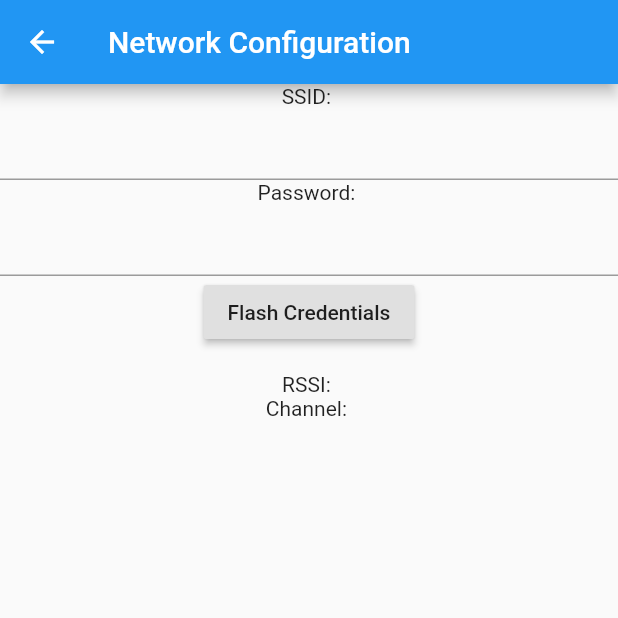
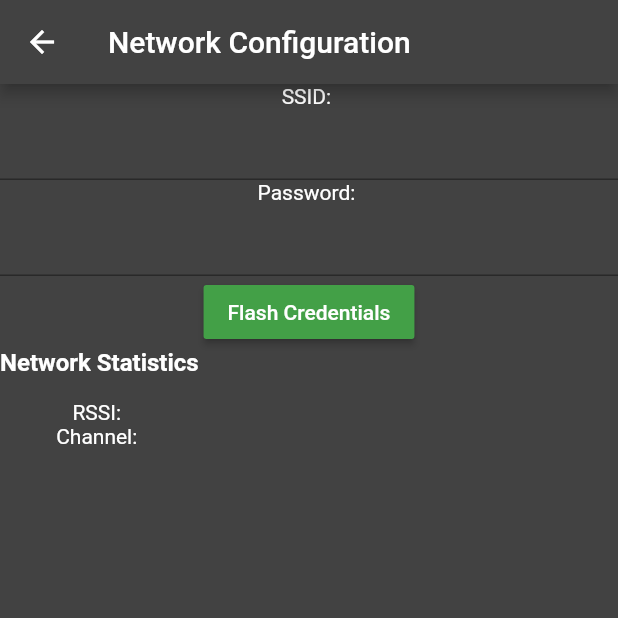
Before and after one commit to enrique-ramkissoon/esp32_diagnostics_app, a Flutter app: the NetworkConfigRoute screen opened by its route, on a phone screen of 412 x 824 dp, the top half of it. Run offline on Flutter 3.47's test engine with Material 2 defaults, Android fonts, the phone set to English and light mode, and no system bars; our stand-ins replace charts_flutter, flutter_blue; statements that could not run were skipped.

Commit message:
Improved UI of Network page

```diff
--- a/lib/NetworkConfigRoute.dart
+++ b/lib/NetworkConfigRoute.dart
@@ -42,19 +42,24 @@ class NetworkConfigState extends State<NetworkConfigRoute>{
       },
 
       child: Scaffold(
-        appBar: new AppBar(title: Text("Network Configuration")),
+        appBar: new AppBar(title: Text("Network Configuration"), backgroundColor: Colors.grey[800],),
+
+        backgroundColor: Colors.grey[800],
 
         body: Center(
           child: Column(
             children: [
-              Text('SSID: '),
-              TextField(controller: ssidController,),
-              Text('Password: '),
-              TextField(controller: pwController, obscureText: true,),
+              Text('SSID: ', style: TextStyle(color: Colors.white)),
+              TextField(controller: ssidController,cursorColor: Colors.white, style: TextStyle(color: Colors.white)),
+              Text('Password: ', style: TextStyle(color: Colors.white)),
+              TextField(controller: pwController, obscureText: true, cursorColor: Colors.white, style: TextStyle(color: Colors.white)),
 
 
               RaisedButton(
-                child: Text('Flash Credentials'),
+                child: Text('Flash Credentials', style: TextStyle(color: Colors.white)),
+
+                color: Colors.green[600],
+
                 onPressed: () async {
                   String ssid = ssidController.text;
                   String pw = pwController.text;
@@ -95,9 +100,17 @@ class NetworkConfigState extends State<NetworkConfigRoute>{
                 },
               ),
 
-              Text(ssidController.text),
-              Text("RSSI: " + rssi),
-              Text("Channel: " + ch),
+              Align(
+                alignment: Alignment.topLeft,
+                child: Column(
+                  children: [
+                    Text("Network Statistics", style: TextStyle(fontSize: 16, fontWeight: FontWeight.bold, color: Colors.white)),
+                    Text(ssidController.text, style: TextStyle(color: Colors.white)),
+                    Text("RSSI: " + rssi, style: TextStyle(color: Colors.white)),
+                    Text("Channel: " + ch, style: TextStyle(color: Colors.white)),
+                  ]
+                )
+              ),
             ],
           )
         )
```
